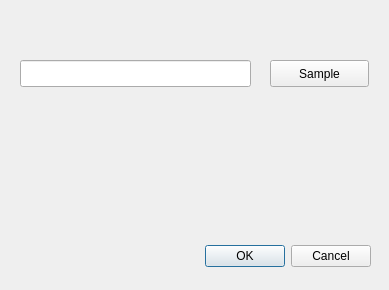
Old version of the form isis_imaging/gui/ui/load.ui in the repository mantidproject/mantidimaging.
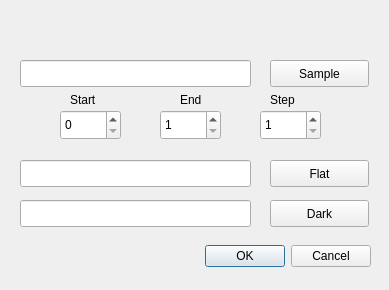
New version of the form.

The edit to the form file:
```diff
--- a/isis_imaging/gui/ui/load.ui
+++ b/isis_imaging/gui/ui/load.ui
@@ -52,6 +52,139 @@
     </rect>
    </property>
   </widget>
+  <widget class="QSpinBox" name="index_start">
+   <property name="geometry">
+    <rect>
+     <x>60</x>
+     <y>110</y>
+     <width>61</width>
+     <height>30</height>
+    </rect>
+   </property>
+   <property name="maximum">
+    <number>9999999</number>
+   </property>
+  </widget>
+  <widget class="QSpinBox" name="index_end">
+   <property name="geometry">
+    <rect>
+     <x>160</x>
+     <y>110</y>
+     <width>61</width>
+     <height>30</height>
+    </rect>
+   </property>
+   <property name="minimum">
+    <number>1</number>
+   </property>
+   <property name="maximum">
+    <number>9999999</number>
+   </property>
+  </widget>
+  <widget class="QSpinBox" name="index_step">
+   <property name="geometry">
+    <rect>
+     <x>260</x>
+     <y>110</y>
+     <width>61</width>
+     <height>30</height>
+    </rect>
+   </property>
+   <property name="minimum">
+    <number>1</number>
+   </property>
+   <property name="maximum">
+    <number>9999999</number>
+   </property>
+   <property name="value">
+    <number>1</number>
+   </property>
+  </widget>
+  <widget class="QLabel" name="label">
+   <property name="geometry">
+    <rect>
+     <x>70</x>
+     <y>90</y>
+     <width>41</width>
+     <height>20</height>
+    </rect>
+   </property>
+   <property name="text">
+    <string>Start</string>
+   </property>
+  </widget>
+  <widget class="QLabel" name="label_2">
+   <property name="geometry">
+    <rect>
+     <x>180</x>
+     <y>90</y>
+     <width>31</width>
+     <height>20</height>
+    </rect>
+   </property>
+   <property name="text">
+    <string>End</string>
+   </property>
+  </widget>
+  <widget class="QLabel" name="label_3">
+   <property name="geometry">
+    <rect>
+     <x>270</x>
+     <y>90</y>
+     <width>31</width>
+     <height>20</height>
+    </rect>
+   </property>
+   <property name="text">
+    <string>Step</string>
+   </property>
+  </widget>
+  <widget class="QLineEdit" name="flatPath">
+   <property name="geometry">
+    <rect>
+     <x>20</x>
+     <y>160</y>
+     <width>231</width>
+     <height>27</height>
+    </rect>
+   </property>
+  </widget>
+  <widget class="QLineEdit" name="darkPath">
+   <property name="geometry">
+    <rect>
+     <x>20</x>
+     <y>200</y>
+     <width>231</width>
+     <height>27</height>
+    </rect>
+   </property>
+  </widget>
+  <widget class="QPushButton" name="flatButton">
+   <property name="geometry">
+    <rect>
+     <x>270</x>
+     <y>160</y>
+     <width>99</width>
+     <height>27</height>
+    </rect>
+   </property>
+   <property name="text">
+    <string>Flat</string>
+   </property>
+  </widget>
+  <widget class="QPushButton" name="darkButton">
+   <property name="geometry">
+    <rect>
+     <x>270</x>
+     <y>200</y>
+     <width>99</width>
+     <height>27</height>
+    </rect>
+   </property>
+   <property name="text">
+    <string>Dark</string>
+   </property>
+  </widget>
  </widget>
  <resources/>
  <connections>
```
Left out of the diff: 12 changed lines with no effect on the pictures.
